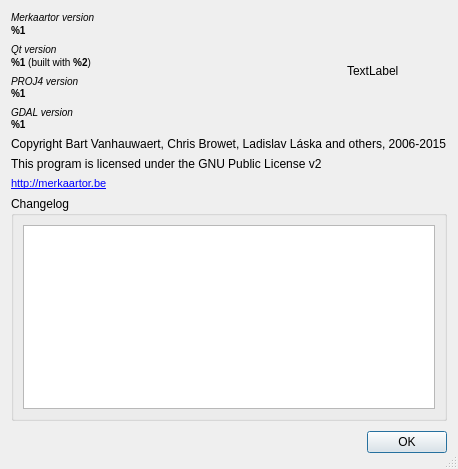
Qt form src/common/AboutDialog.ui (openstreetmap/merkaartor) before a commit.
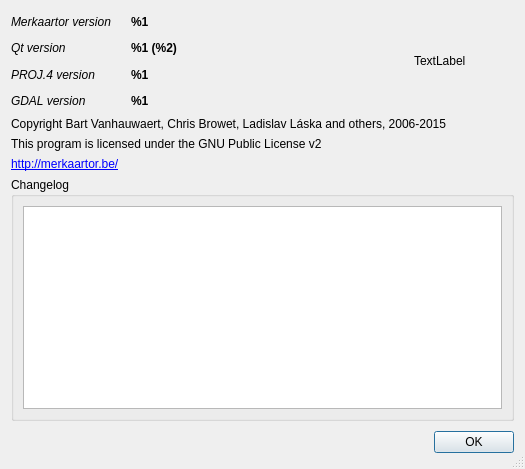
The same form after that commit.

Commit message:
Removed the huge HTML blobs from UI strings.
They were not that useful, and mess in translations. I replaced them
with good alternatives.

The edit to the form file:
```diff
--- a/src/common/AboutDialog.ui
+++ b/src/common/AboutDialog.ui
@@ -6,7 +6,7 @@
    <rect>
     <x>0</x>
     <y>0</y>
-    <width>435</width>
+    <width>525</width>
     <height>469</height>
    </rect>
   </property>
@@ -23,50 +23,90 @@
       <enum>QLayout::SetMinimumSize</enum>
      </property>
      <item>
-      <layout class="QVBoxLayout" name="verticalLayout_2">
-       <item>
+      <layout class="QGridLayout" name="gridLayout">
+       <property name="horizontalSpacing">
+        <number>20</number>
+       </property>
+       <property name="verticalSpacing">
+        <number>-1</number>
+       </property>
+       <item row="2" column="1">
+        <widget class="QLabel" name="Proj4Version">
+         <property name="styleSheet">
+          <string notr="true">QLabel { font-size:small; font-weight:bold; }</string>
+         </property>
+         <property name="text">
+          <string>%1</string>
+         </property>
+        </widget>
+       </item>
+       <item row="0" column="1">
         <widget class="QLabel" name="Version">
+         <property name="styleSheet">
+          <string notr="true">QLabel { font-size:small; font-weight:bold; }</string>
+         </property>
          <property name="text">
-          <string>&lt;!DOCTYPE HTML PUBLIC &quot;-//W3C//DTD HTML 4.0//EN&quot; &quot;http://www.w3.org/TR/REC-html40/strict.dtd&quot;&gt;
-&lt;html&gt;&lt;head&gt;&lt;meta name=&quot;qrichtext&quot; content=&quot;1&quot; /&gt;&lt;style type=&quot;text/css&quot;&gt;
-p, li { white-space: pre-wrap; }
-&lt;/style&gt;&lt;/head&gt;&lt;body style=&quot; font-size:small; font-weight:400; font-style:normal;&quot;&gt;
-&lt;p style=&quot; margin-top:0px; margin-bottom:0px; margin-left:0px; margin-right:0px; -qt-block-indent:0; text-indent:0px;&quot;&gt;&lt;span style=&quot; font-size:small; font-style:italic;&quot;&gt;Merkaartor version&lt;/span&gt;&lt;span style=&quot; font-size:8pt;&quot;&gt; &lt;/span&gt;&lt;/p&gt;
-&lt;p style=&quot; margin-top:0px; margin-bottom:0px; margin-left:0px; margin-right:0px; -qt-block-indent:0; text-indent:0px;&quot;&gt;&lt;span style=&quot; font-size:small; font-weight:600;&quot;&gt;%1&lt;/span&gt;&lt;/p&gt;&lt;/body&gt;&lt;/html&gt;</string>
+          <string>%1</string>
          </property>
         </widget>
        </item>
-       <item>
+       <item row="0" column="0">
+        <widget class="QLabel" name="VersionLabel">
+         <property name="styleSheet">
+          <string notr="true">QLabel { font-size: x-small; font-style: italic; }</string>
+         </property>
+         <property name="text">
+          <string>Merkaartor version</string>
+         </property>
+        </widget>
+       </item>
+       <item row="1" column="1">
         <widget class="QLabel" name="QTVersion">
-         <property name="text">
-          <string>&lt;!DOCTYPE HTML PUBLIC &quot;-//W3C//DTD HTML 4.0//EN&quot; &quot;http://www.w3.org/TR/REC-html40/strict.dtd&quot;&gt;
-&lt;html&gt;&lt;head&gt;&lt;meta name=&quot;qrichtext&quot; content=&quot;1&quot; /&gt;&lt;style type=&quot;text/css&quot;&gt;
-p, li { white-space: pre-wrap; }
-&lt;/style&gt;&lt;/head&gt;&lt;body style=&quot; font-size:small; font-weight:400; font-style:normal;&quot;&gt;
-&lt;p style=&quot; margin-top:0px; margin-bottom:0px; margin-left:0px; margin-right:0px; -qt-block-indent:0; text-indent:0px; font-size:small;&quot;&gt;&lt;span style=&quot; font-style:italic;&quot;&gt;Qt version&lt;/span&gt; &lt;/p&gt;
-&lt;p style=&quot; margin-top:0px; margin-bottom:0px; margin-left:0px; margin-right:0px; -qt-block-indent:0; text-indent:0px; font-size:small;&quot;&gt;&lt;span style=&quot; font-weight:600;&quot;&gt;%1&lt;/span&gt; (built with &lt;span style=&quot; font-weight:600;&quot;&gt;%2&lt;/span&gt;)&lt;/p&gt;&lt;/body&gt;&lt;/html&gt;</string>
+         <property name="styleSheet">
+          <string notr="true">QLabel { font-size:small; font-weight:bold; }</string>
          </property>
-        </widget>
-       </item>
-       <item>
-        <widget class="QLabel" name="Proj4Version">
          <property name="text">
-          <string>&lt;!DOCTYPE HTML PUBLIC &quot;-//W3C//DTD HTML 4.0//EN&quot; &quot;http://www.w3.org/TR/REC-html40/strict.dtd&quot;&gt;
-&lt;html&gt;&lt;head&gt;&lt;meta name=&quot;qrichtext&quot; content=&quot;1&quot; /&gt;&lt;style type=&quot;text/css&quot;&gt;
-p, li { white-space: pre-wrap; }
-&lt;/style&gt;&lt;/head&gt;&lt;body style=&quot; font-size:small; font-weight:400; font-style:normal;&quot;&gt;
-&lt;p style=&quot; margin-top:0px; margin-bottom:0px; margin-left:0px; margin-right:0px; -qt-block-indent:0; text-indent:0px;&quot;&gt;&lt;span style=&quot; font-style:italic;&quot;&gt;PROJ4 version&lt;/span&gt;&lt;br /&gt;&lt;span style=&quot; font-weight:600;&quot;&gt;%1&lt;/span&gt;&lt;/p&gt;&lt;/body&gt;&lt;/html&gt;</string>
+          <string>%1 (%2)</string>
          </property>
         </widget>
        </item>
-       <item>
+       <item row="3" column="1">
         <widget class="QLabel" name="GdalVersion">
+         <property name="styleSheet">
+          <string notr="true">QLabel { font-size:small; font-weight:bold; }</string>
+         </property>
          <property name="text">
-          <string>&lt;!DOCTYPE HTML PUBLIC &quot;-//W3C//DTD HTML 4.0//EN&quot; &quot;http://www.w3.org/TR/REC-html40/strict.dtd&quot;&gt;
-&lt;html&gt;&lt;head&gt;&lt;meta name=&quot;qrichtext&quot; content=&quot;1&quot; /&gt;&lt;style type=&quot;text/css&quot;&gt;
-p, li { white-space: pre-wrap; }
-&lt;/style&gt;&lt;/head&gt;&lt;body style=&quot; font-size:small; font-weight:400; font-style:normal;&quot;&gt;
-&lt;p style=&quot; margin-top:0px; margin-bottom:0px; margin-left:0px; margin-right:0px; -qt-block-indent:0; text-indent:0px;&quot;&gt;&lt;span style=&quot; font-style:italic;&quot;&gt;GDAL version&lt;/span&gt;&lt;br /&gt;&lt;span style=&quot; font-weight:600;&quot;&gt;%1&lt;/span&gt;&lt;/p&gt;&lt;/body&gt;&lt;/html&gt;</string>
+          <string>%1</string>
+         </property>
+        </widget>
+       </item>
+       <item row="1" column="0">
+        <widget class="QLabel" name="QTVersionLabel">
+         <property name="styleSheet">
+          <string notr="true">QLabel { font-size: x-small; font-style: italic; }</string>
+         </property>
+         <property name="text">
+          <string>Qt version</string>
+         </property>
+        </widget>
+       </item>
+       <item row="2" column="0">
+        <widget class="QLabel" name="Proj4VersionLabel">
+         <property name="styleSheet">
+          <string notr="true">QLabel { font-size: x-small; font-style: italic; }</string>
+         </property>
+         <property name="text">
+          <string>PROJ.4 version</string>
+         </property>
+        </widget>
+       </item>
+       <item row="3" column="0">
+        <widget class="QLabel" name="GdalVersionLabel">
+         <property name="styleSheet">
+          <string notr="true">QLabel { font-size: x-small; font-style: italic; }</string>
+         </property>
+         <property name="text">
+          <string>GDAL version</string>
          </property>
         </widget>
        </item>
@@ -123,11 +163,10 @@
    <item>
     <widget class="QLabel" name="lblUrl">
      <property name="text">
-      <string>&lt;!DOCTYPE HTML PUBLIC &quot;-//W3C//DTD HTML 4.0//EN&quot; &quot;http://www.w3.org/TR/REC-html40/strict.dtd&quot;&gt;
-&lt;html&gt;&lt;head&gt;&lt;meta name=&quot;qrichtext&quot; content=&quot;1&quot; /&gt;&lt;style type=&quot;text/css&quot;&gt;
-p, li { white-space: pre-wrap; }
-&lt;/style&gt;&lt;/head&gt;&lt;body style=&quot; font-family:'MS Shell Dlg 2'; font-size:8.25pt; font-weight:400; font-style:normal;&quot;&gt;
-&lt;p style=&quot; margin-top:0px; margin-bottom:0px; margin-left:0px; margin-right:0px; -qt-block-indent:0; text-indent:0px;&quot;&gt;&lt;a href=&quot;http://merkaartor.be&quot;&gt;&lt;span style=&quot; font-size:8pt; text-decoration: underline; color:#0000ff;&quot;&gt;http://merkaartor.be&lt;/span&gt;&lt;/a&gt;&lt;/p&gt;&lt;/body&gt;&lt;/html&gt;</string>
+      <string>&lt;a href=&quot;http://merkaartor.be/&quot;&gt;http://merkaartor.be/&lt;/a&gt;</string>
+     </property>
+     <property name="openExternalLinks">
+      <bool>true</bool>
      </property>
      <property name="textInteractionFlags">
       <set>Qt::LinksAccessibleByMouse|Qt::TextSelectableByMouse</set>
```
The commit also changes 3 other files.
